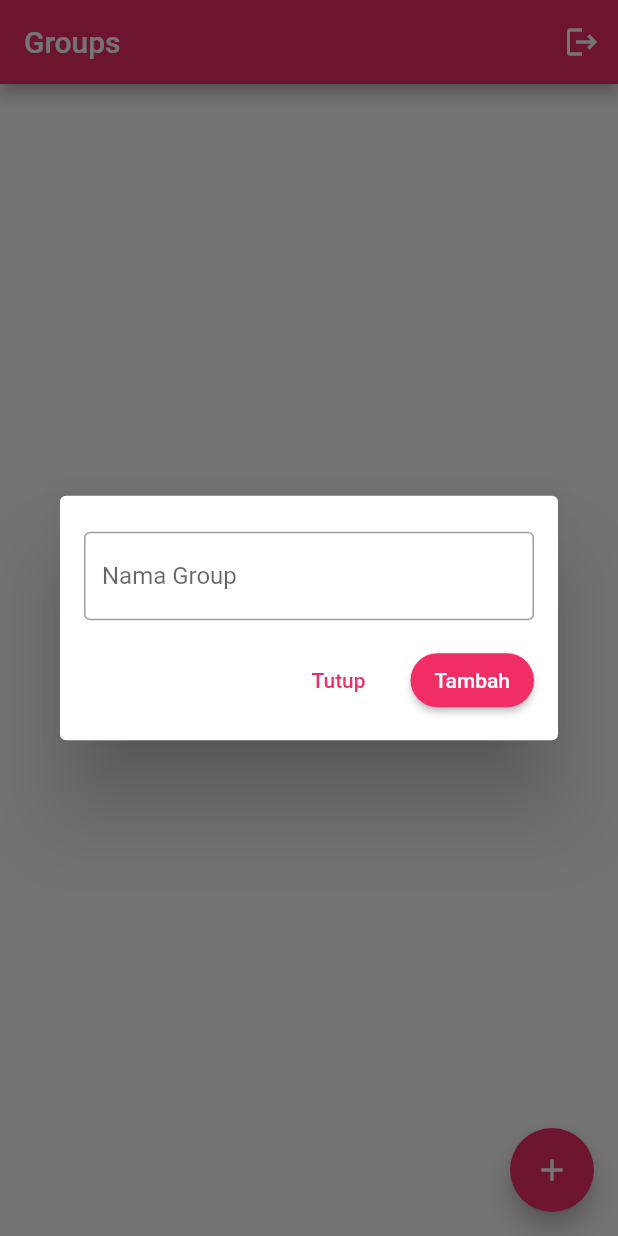
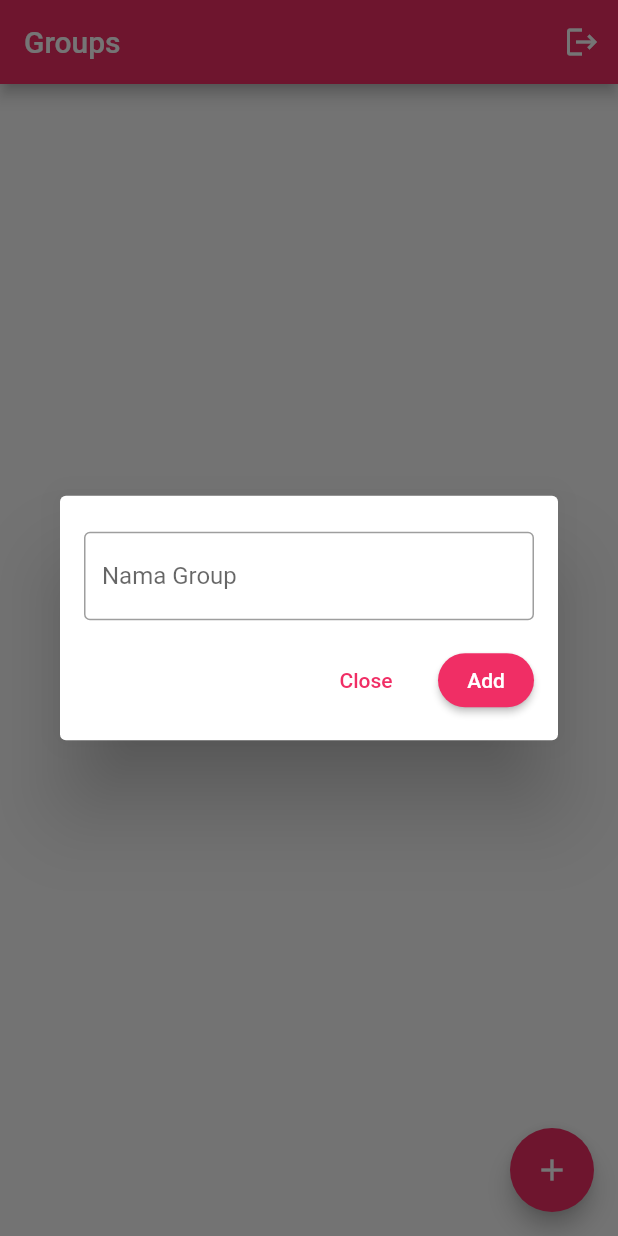
Before and after one commit to Zersya/chat.salingtanya.com, a Flutter app: the ListGroupPage screen opened by its route, after a tap on the "add" icon, on a phone screen of 412 x 824 dp. Run offline on Flutter 3.47's test engine with Material 2 defaults, Android fonts, the light colour scheme and no system bars; our stand-ins replace appwrite, flutter_secure_storage, flutter_svg, go_router, logger; accounts and stored records are empty; network calls fail.

Commit message:
update language

```diff
--- a/lib/main.dart
+++ b/lib/main.dart
@@ -378,7 +378,7 @@ class _ListGroupPageState extends State<ListGroupPage> {
                               onPressed: () {
                                 Navigator.pop(context);
                               },
-                              child: const Text('Tutup'),
+                              child: const Text('Close'),
                             ),
                             const SizedBox(width: 16),
                             ElevatedButton(
@@ -390,7 +390,7 @@ class _ListGroupPageState extends State<ListGroupPage> {
                                 _createGroup(controller.text);
                                 Navigator.pop(context);
                               },
-                              child: const Text('Tambah'),
+                              child: const Text('Add'),
                             ),
                           ],
                         ),
@@ -542,7 +542,7 @@ class _ChatsGroupPageState extends State<ChatsGroupPage> {
                   focusNode: focusNode,
                   controller: controller,
                   decoration: const InputDecoration(
-                    hintText: 'Katakan sesuatu...',
+                    hintText: 'Say something...',
                   ),
                   onSubmitted: (value) async {
                     _createChat(value);
@@ -554,7 +554,7 @@ class _ChatsGroupPageState extends State<ChatsGroupPage> {
               onPressed: () {
                 _createChat(controller.text);
               },
-              child: const Text('Kirim'),
+              child: const Text('Send'),
             ),
           ],
         ),
```
Also changed, not shown: 1 other file.
